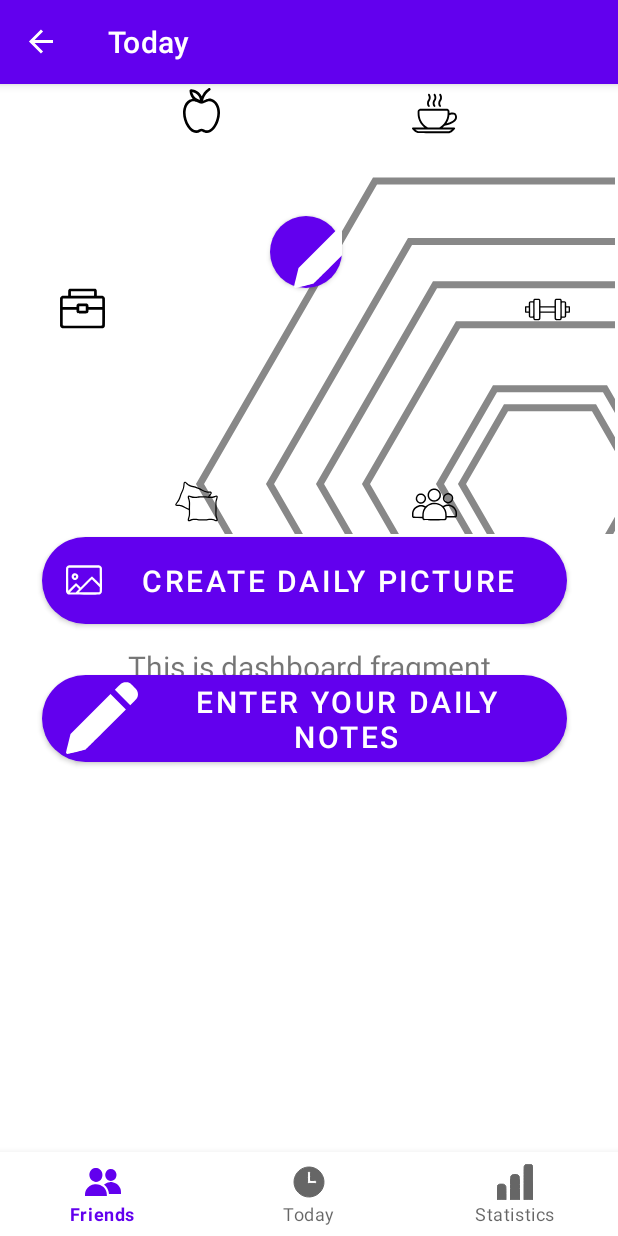
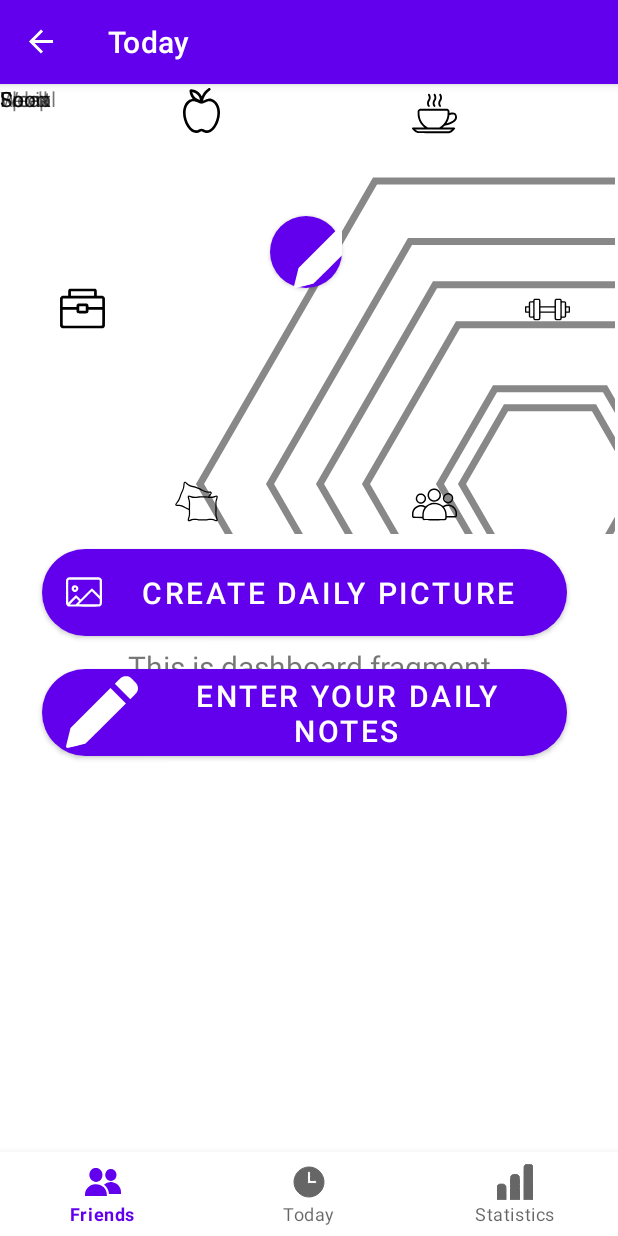
Before and after one commit to margharitasaweliewa/Mood_tracker, an Android app: the screen it shows after launch (MainActivity), on a phone screen of 412 x 824 dp. Run offline under Robolectric (Android 15) with nearby library versions, the phone set to English and light mode, and no system bars; our stand-ins replace navigation-ui; libraries missing offline, so code that uses them is left out: com.jaredrummler.android.

Commit message:
Added function to change names of wheels parameters

```diff
--- a/app/src/main/res/layout/activity_main.xml
+++ b/app/src/main/res/layout/activity_main.xml
@@ -38,7 +38,7 @@
         android:layout_width="350dp"
         android:layout_height="70dp"
         android:layout_marginStart="28dp"
-        android:layout_marginTop="296dp"
+        android:layout_marginTop="304dp"
         android:onClick="onClickColorButton"
         android:text="@string/daily_picture"
         android:textSize="20sp"
@@ -53,7 +53,7 @@
         android:layout_width="350dp"
         android:layout_height="70dp"
         android:layout_marginStart="28dp"
-        android:layout_marginTop="388dp"
+        android:layout_marginTop="384dp"
         android:onClick="onClickDailyPictureButton"
         android:text="@string/daily_notes"
         android:textSize="20sp"
@@ -125,25 +125,25 @@ app:srcCompat="@drawable/ic_dumbbell"
         android:id="@+id/icon_social"
         android:layout_width="30dp"
         android:layout_height="30dp"
-android:layout_marginStart="24dp"
-android:layout_marginTop="34dp"
         app:layout_constraintCircle="@id/customActivityChart"
+        app:layout_constraintCircleAngle="147"
         app:layout_constraintCircleRadius="155dp"
-    app:layout_constraintCircleAngle="147"
         app:srcCompat="@drawable/ic_people"
-    tools:ignore="MissingConstraints" />
+        tools:ignore="MissingConstraints"
+        tools:layout_editor_absoluteX="274dp"
+        tools:layout_editor_absoluteY="255dp" />
 
     <ImageView
         android:id="@+id/icon_pillow"
         android:layout_width="30dp"
         android:layout_height="30dp"
-android:layout_marginStart="24dp"
-android:layout_marginTop="34dp"
         app:layout_constraintCircle="@id/customActivityChart"
+        app:layout_constraintCircleAngle="210"
         app:layout_constraintCircleRadius="148dp"
-    app:layout_constraintCircleAngle="210"
         app:srcCompat="@drawable/ic_pillow"
-    tools:ignore="MissingConstraints" />
+        tools:ignore="MissingConstraints"
+        tools:layout_editor_absoluteX="120dp"
+        tools:layout_editor_absoluteY="245dp" />
 
     <ImageView
 android:id="@+id/icon_work"
@@ -157,4 +157,52 @@ android:layout_marginTop="34dp"
 app:srcCompat="@drawable/ic_work"
     tools:ignore="MissingConstraints" />
 
+    <TextView
+        android:id="@+id/textView_work"
+        android:layout_width="wrap_content"
+        android:layout_height="wrap_content"
+        android:text="@string/name_work"
+        tools:layout_editor_absoluteX="40dp"
+        tools:layout_editor_absoluteY="165dp" />
+
+    <TextView
+        android:id="@+id/textView_food"
+        android:layout_width="wrap_content"
+        android:layout_height="wrap_content"
+        android:text="@string/name_food"
+        tools:layout_editor_absoluteX="120dp"
+        tools:layout_editor_absoluteY="34dp" />
+
+    <TextView
+        android:id="@+id/textView_relax"
+        android:layout_width="wrap_content"
+        android:layout_height="wrap_content"
+        android:text="@string/name_relax"
+        tools:layout_editor_absoluteX="274dp"
+        tools:layout_editor_absoluteY="35dp" />
+
+    <TextView
+        android:id="@+id/textView_sport"
+        android:layout_width="wrap_content"
+        android:layout_height="wrap_content"
+        android:text="@string/name_sport"
+        tools:layout_editor_absoluteX="350dp"
+        tools:layout_editor_absoluteY="165dp" />
+
+    <TextView
+        android:id="@+id/textView_sleep"
+        android:layout_width="wrap_content"
+        android:layout_height="wrap_content"
+        android:text="@string/name_sleep"
+        tools:layout_editor_absoluteX="117dp"
+        tools:layout_editor_absoluteY="287dp" />
+
+    <TextView
+        android:id="@+id/textView_social"
+        android:layout_width="wrap_content"
+        android:layout_height="wrap_content"
+        android:text="@string/name_social"
+        tools:layout_editor_absoluteX="270dp"
+        tools:layout_editor_absoluteY="287dp" />
+
 </androidx.constraintlayout.widget.ConstraintLayout>
--- a/app/src/main/res/layout/balance_wheel_settings.xml
+++ b/app/src/main/res/layout/balance_wheel_settings.xml
@@ -127,6 +127,7 @@
         android:layout_width="wrap_content"
         android:layout_height="wrap_content"
         android:layout_marginTop="26dp"
+        android:onClick="onClickSettingsBalanceWheel"
         android:text="@string/SAVE"
         app:layout_constraintEnd_toEndOf="parent"
         app:layout_constraintStart_toStartOf="parent"
```
Also changed, not shown: app/src/main/java/com/example/moodtracker/MainActivity.java (+54 -14 lines). Lines whose indentation alone changed are shown as unchanged.
